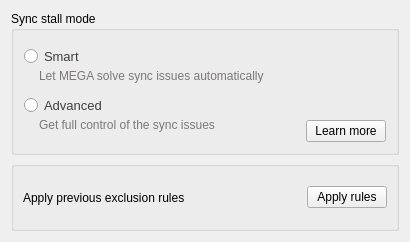
First picture: the form in src/MEGASync/syncs/gui/Twoways/linux/SyncStallModeSelector.ui, repository meganz/MEGAsync, before the edit.
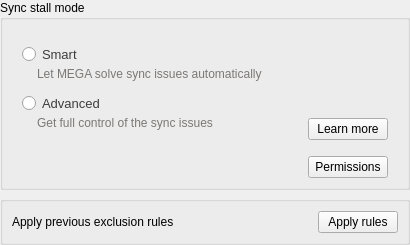
Second picture: the form after the edit.

Diff of the .ui file:
```diff
--- a/src/MEGASync/syncs/gui/Twoways/linux/SyncStallModeSelector.ui
+++ b/src/MEGASync/syncs/gui/Twoways/linux/SyncStallModeSelector.ui
@@ -27,7 +27,19 @@
 font-size: 12px;
 }</string>
   </property>
-  <layout class="QVBoxLayout" name="verticalLayout">
+  <layout class="QVBoxLayout" name="verticalLayout_4">
+   <property name="leftMargin">
+    <number>0</number>
+   </property>
+   <property name="topMargin">
+    <number>0</number>
+   </property>
+   <property name="rightMargin">
+    <number>0</number>
+   </property>
+   <property name="bottomMargin">
+    <number>0</number>
+   </property>
    <item>
     <widget class="QGroupBox" name="groupBox">
      <property name="styleSheet">
@@ -39,22 +51,9 @@
      <property name="title">
       <string>Sync stall mode</string>
      </property>
+     <layout class="QVBoxLayout" name="verticalLayout">
+      <item>
      <layout class="QHBoxLayout" name="horizontalLayout">
-      <property name="spacing">
-       <number>0</number>
-      </property>
-      <property name="leftMargin">
-       <number>0</number>
-      </property>
-      <property name="topMargin">
-       <number>0</number>
-      </property>
-      <property name="rightMargin">
-       <number>0</number>
-      </property>
-      <property name="bottomMargin">
-       <number>0</number>
-      </property>
       <item>
        <widget class="QWidget" name="SelectorsContainer" native="true">
         <layout class="QVBoxLayout" name="verticalLayout_2">
@@ -186,6 +185,52 @@
              </widget>
             </item>
            </layout>
+            </widget>
+           </item>
+          </layout>
+         </widget>
+        </item>
+       </layout>
+      </item>
+      <item>
+       <widget class="QWidget" name="ButtonContainer_2" native="true">
+        <layout class="QHBoxLayout" name="horizontalLayout_4">
+         <property name="spacing">
+          <number>0</number>
+         </property>
+         <property name="leftMargin">
+          <number>0</number>
+         </property>
+         <property name="topMargin">
+          <number>0</number>
+         </property>
+         <property name="rightMargin">
+          <number>10</number>
+         </property>
+         <property name="bottomMargin">
+          <number>0</number>
+         </property>
+         <item>
+          <spacer name="horizontalSpacer_3">
+           <property name="orientation">
+            <enum>Qt::Horizontal</enum>
+           </property>
+           <property name="sizeHint" stdset="0">
+            <size>
+             <width>40</width>
+             <height>20</height>
+            </size>
+           </property>
+          </spacer>
+         </item>
+         <item>
+          <widget class="QPushButton" name="bPermissions">
+           <property name="cursor">
+            <cursorShape>PointingHandCursor</cursorShape>
+           </property>
+           <property name="text">
+            <string>Permissions</string>
+           </property>
           </widget>
          </item>
         </layout>
```
Lines whose indentation alone changed are shown as unchanged.
